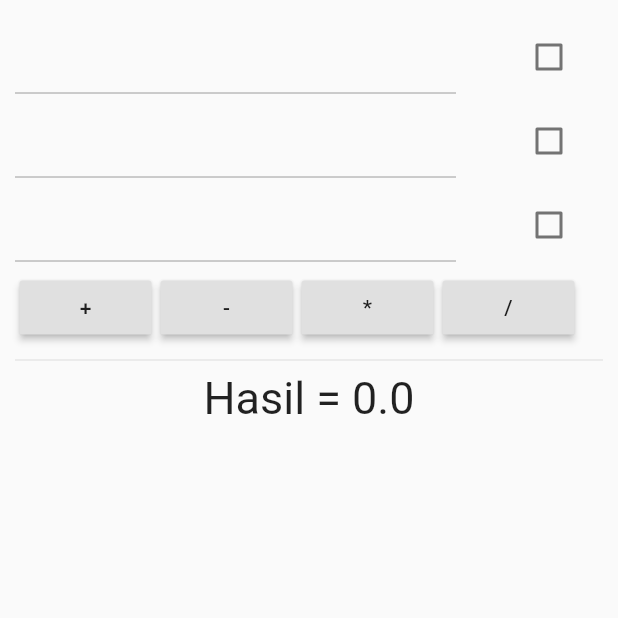
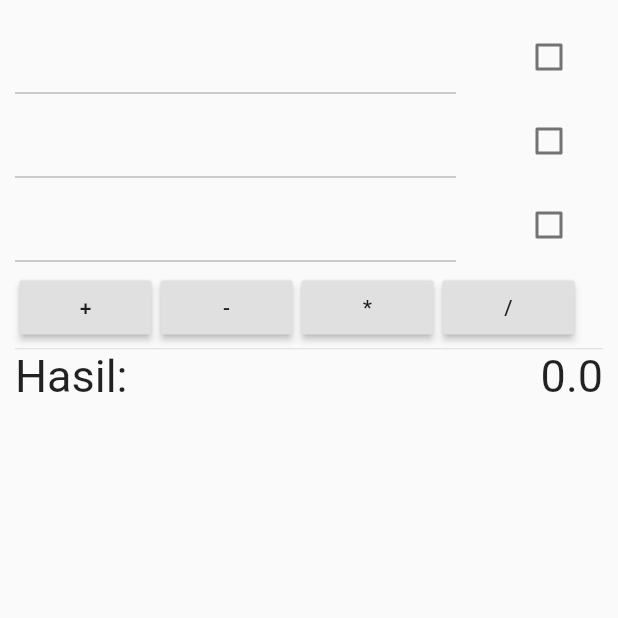
Before and after one commit to wandriputra/calculator_flutter, a Flutter app: the screen it shows after launch, on a phone screen of 412 x 824 dp, the top half of it. Run offline on Flutter 3.47's test engine with Material 2 defaults, Android fonts, the phone set to English and light mode, and no system bars; our stand-ins replace fluttertoast.

Commit message:
space even row

```diff
--- a/lib/calculator_screen.dart
+++ b/lib/calculator_screen.dart
@@ -143,10 +143,22 @@ class _CalculatorScreenState extends State<CalculatorScreen> {
                   operationButton('/'),
                 ],
               ),
-              Divider(),
-              Text(
-                'Hasil = $result',
-                style: TextStyle(fontSize: 30),
+              Divider(
+                height: 1,
+              ),
+              Row(
+                mainAxisAlignment: MainAxisAlignment.spaceBetween,
+                crossAxisAlignment: CrossAxisAlignment.start,
+                children: [
+                  Text(
+                    'Hasil:',
+                    style: TextStyle(fontSize: 30),
+                  ),
+                  Text(
+                    '$result',
+                    style: TextStyle(fontSize: 30),
+                  ),
+                ],
               )
             ],
           ),
```
